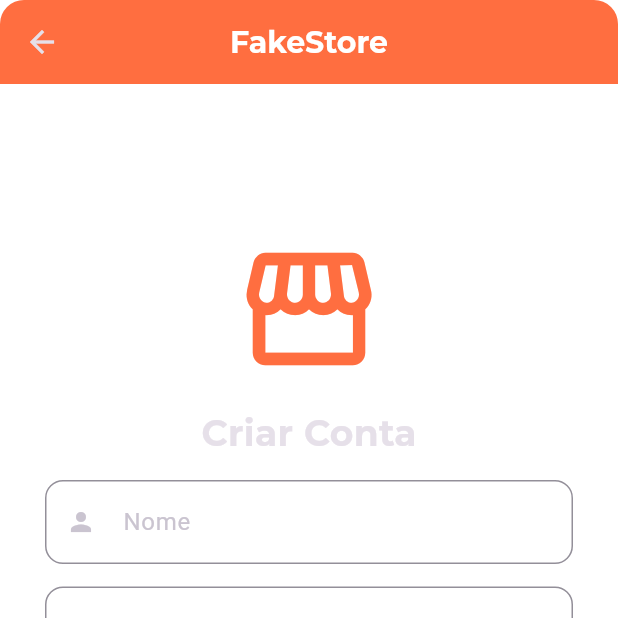
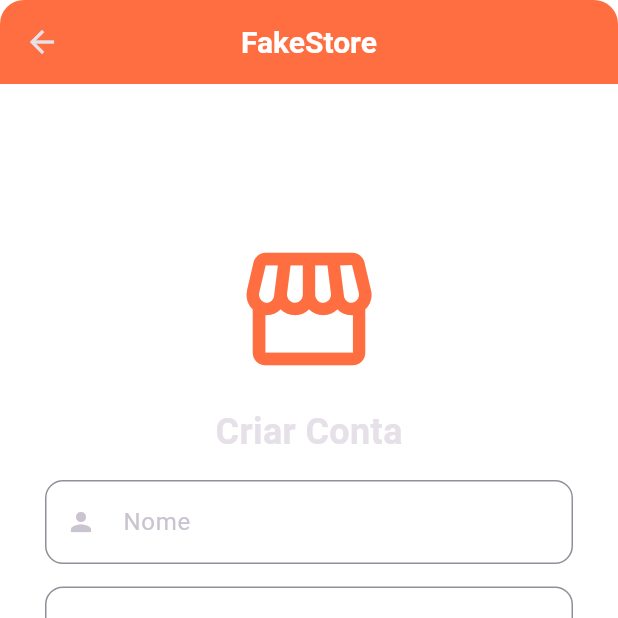
Before and after one commit to adrielhenry33/arq-app-practice, a Flutter app: the RegistrationPage screen opened by its route, on a phone screen of 412 x 824 dp, the top half of it. Run offline on Flutter 3.47's test engine with Material 3 defaults, Android fonts, the phone set to English and light mode, and no system bars; our stand-ins replace flutter_modular, google_fonts, shared_preferences; accounts and stored records are empty.

Commit message:
fix: erro de fonte

```diff
--- a/lib/app/app_module.dart
+++ b/lib/app/app_module.dart
@@ -1,3 +1,4 @@
+import 'package:arq_app/app/Repository/store_implementation_repository.dart';
 import 'package:arq_app/app/Services/shared_local_storage_service.dart';
 import 'package:arq_app/app/controllers/app_controller.dart';
 import 'package:arq_app/app/controllers/home_controller.dart';
--- a/lib/app/pages/login/login_page.dart
+++ b/lib/app/pages/login/login_page.dart
@@ -1,7 +1,6 @@
 import 'package:arq_app/app/controllers/app_controller.dart';
 import 'package:flutter/material.dart';
 import 'package:flutter_modular/flutter_modular.dart';
-import 'package:google_fonts/google_fonts.dart';
 
 //Quando temos uma view que compreende uma tela inteira nos podemos chamar esta
 // page de view
@@ -45,7 +44,7 @@ class _LoginPageState extends State<LoginPage> {
 
                   Text(
                     'FakeStore',
-                    style: GoogleFonts.montserrat(
+                    style: TextStyle(
                       fontSize: 40,
                       fontWeight: FontWeight.bold,
                       color: appController.isDark
--- a/lib/app/pages/registration/registration_page.dart
+++ b/lib/app/pages/registration/registration_page.dart
@@ -1,7 +1,6 @@
 import 'package:arq_app/app/controllers/app_controller.dart';
 import 'package:flutter/material.dart';
 import 'package:flutter_modular/flutter_modular.dart';
-import 'package:google_fonts/google_fonts.dart';
 
 class RegistrationPage extends StatefulWidget {
   const RegistrationPage({super.key});
@@ -21,12 +20,11 @@ class _RegistrationPageState extends State<RegistrationPage> {
         appBar: AppBar(
           title: Text(
             'FakeStore',
-            style: GoogleFonts.montserrat(
-              textStyle: TextStyle(
-                fontSize: 20,
-                fontWeight: FontWeight.bold,
-                color:  Colors.white,
-              ),
+
+            style: TextStyle(
+              fontSize: 20,
+              fontWeight: FontWeight.bold,
+              color: Colors.white,
             ),
           ),
           centerTitle: true,
@@ -55,11 +53,9 @@ class _RegistrationPageState extends State<RegistrationPage> {
                     color: appController.isDark ? Colors.black : Colors.white,
                     child: Text(
                       'Criar Conta',
-                      style: GoogleFonts.montserrat(
-                        textStyle: TextStyle(
-                          fontSize: 24,
-                          fontWeight: FontWeight.bold,
-                        ),
+                      style: TextStyle(
+                        fontSize: 24,
+                        fontWeight: FontWeight.bold,
                       ),
                     ),
                   ),
@@ -146,7 +142,9 @@ class _RegistrationPageState extends State<RegistrationPage> {
                   SizedBox(height: 15),
 
                   TextButton(
-                    onPressed: () { Modular.to.pop(); },
+                    onPressed: () {
+                      Modular.to.pop();
+                    },
                     style: ElevatedButton.styleFrom(
                       elevation: 0,
                       padding: EdgeInsets.all(16),
--- a/lib/app/viewmodels/auth_viewmodel.dart
+++ /dev/null
@@ -1,6 +0,0 @@
-import 'package:firebase_auth/firebase_auth.dart';
-
-
-class AuthViewmodel {
-
-}
--- a/pubspec.yaml
+++ b/pubspec.yaml
@@ -37,7 +37,6 @@ dependencies:
   # The following adds the Cupertino Icons font to your application.
   # Use with the CupertinoIcons class for iOS style icons.
   cupertino_icons: ^1.0.8
-  firebase_auth: ^6.0.2
 
 dev_dependencies:
   flutter_test:
```
Also changed, not shown: pubspec.lock, 5 other files.
